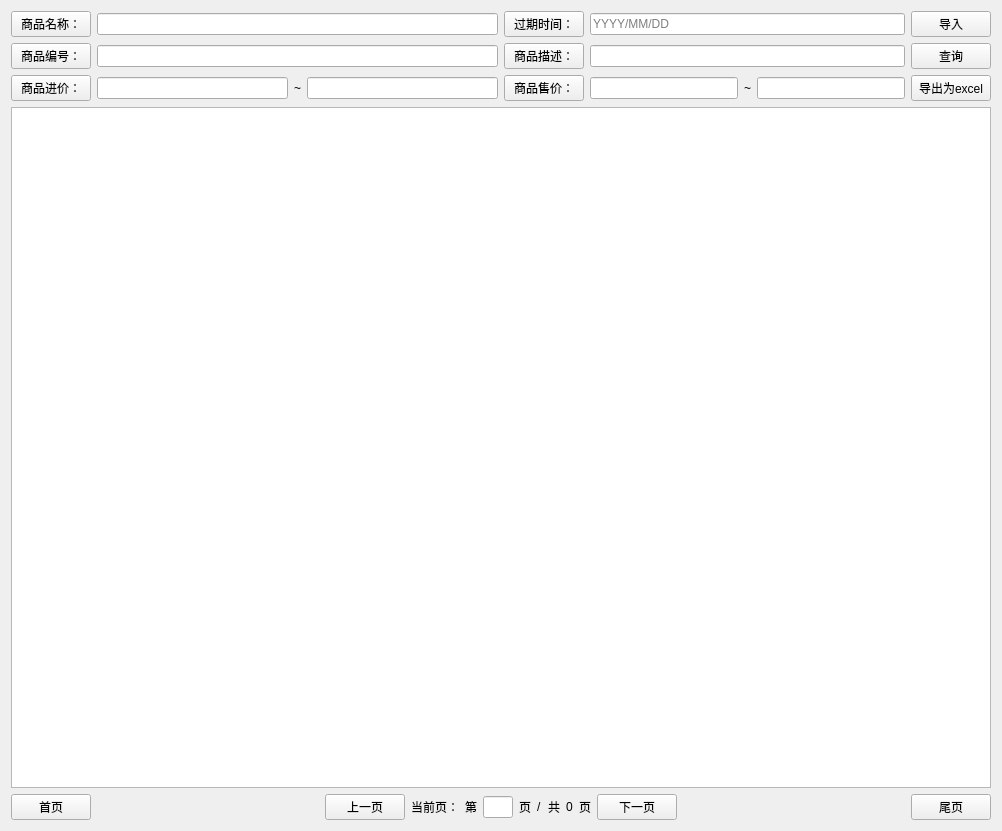
The window that view/manager/widgetinventorymanager.ui (ylxcvvan/Supermarket-Commodity-Management-System) describes before a commit, drawn with Qt 5.
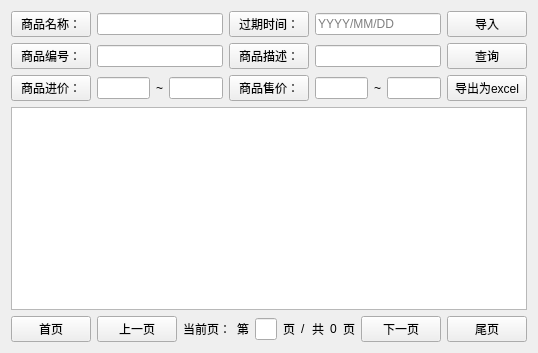
The same window after the commit.

Diff of the .ui file:
```diff
--- a/view/manager/widgetinventorymanager.ui
+++ b/view/manager/widgetinventorymanager.ui
@@ -6,8 +6,8 @@
    <rect>
     <x>0</x>
     <y>0</y>
-    <width>1002</width>
-    <height>831</height>
+    <width>529</width>
+    <height>353</height>
    </rect>
   </property>
   <property name="windowTitle">
@@ -43,6 +43,9 @@
                <property name="text">
                 <string>过期时间：</string>
                </property>
+               <property name="checkable">
+                <bool>true</bool>
+               </property>
               </widget>
              </item>
              <item>
@@ -91,6 +94,9 @@
                <property name="text">
                 <string>商品描述：</string>
                </property>
+               <property name="checkable">
+                <bool>true</bool>
+               </property>
               </widget>
              </item>
              <item>
@@ -143,6 +149,9 @@
                <property name="text">
                 <string>商品售价：</string>
                </property>
+               <property name="checkable">
+                <bool>true</bool>
+               </property>
               </widget>
              </item>
              <item>
```
Left out of the diff: 12 changed lines with no effect on the pictures.
